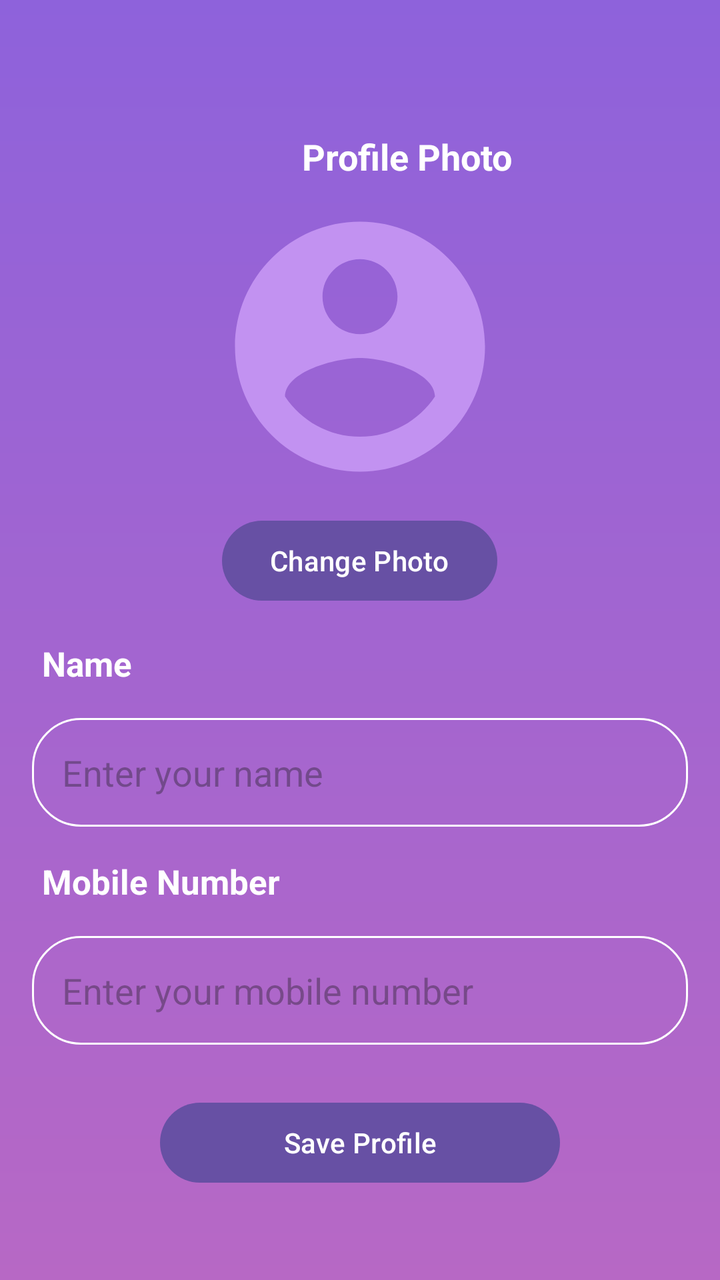
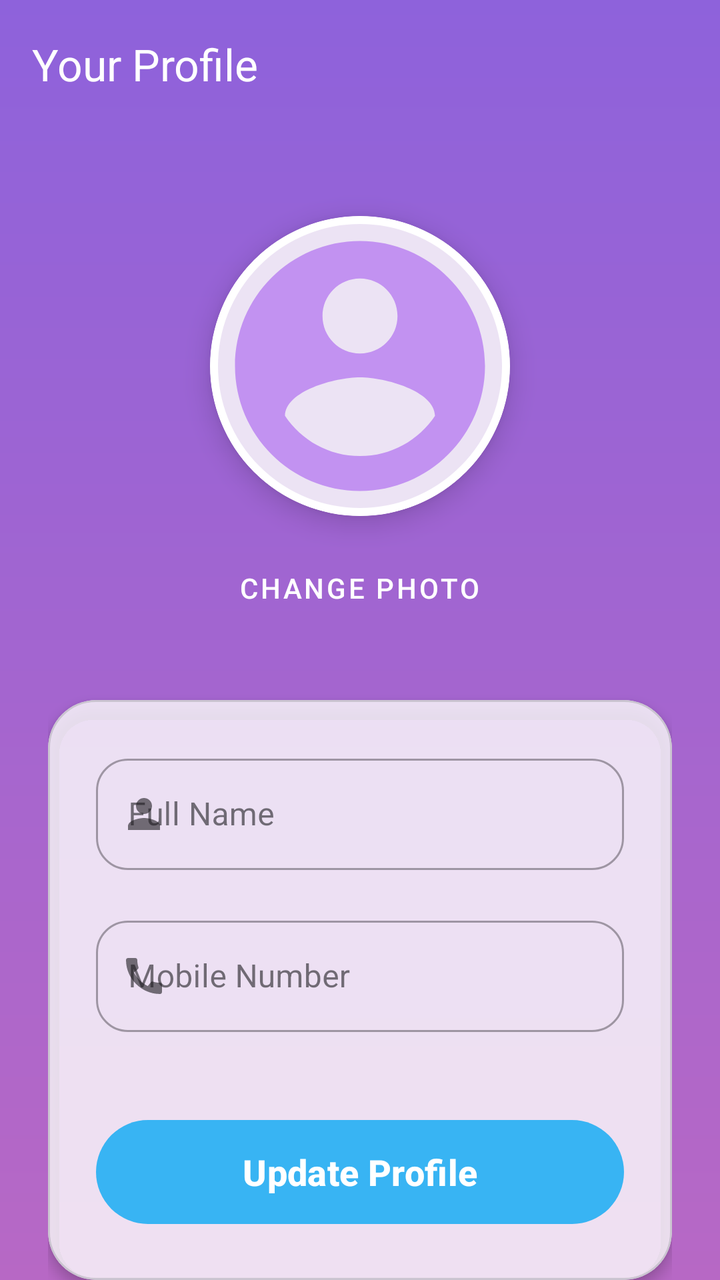

Screens rendered from an Android XML layout before and after an edit, with the pre-edit source and the edit as a unified diff.
<!-- AndroidManifest.xml: application theme Theme.EmpowHer -->
<!-- res/layout/activity_profile.xml -->
<?xml version="1.0" encoding="utf-8"?>
<ScrollView
    xmlns:android="http://schemas.android.com/apk/res/android"
    android:layout_width="match_parent"
    android:background="@drawable/bg"

    android:layout_height="match_parent"
    >

    <LinearLayout
        android:layout_width="match_parent"
        android:layout_height="wrap_content"
        android:orientation="vertical"
        android:padding="16dp"
        android:layout_marginTop="50dp"
   >

        
        <TextView
            android:layout_width="wrap_content"
            android:layout_height="wrap_content"
            android:layout_marginLeft="135dp"
            android:text="Profile Photo"
            android:textStyle="bold"
            android:textSize="18sp"
            android:textColor="@color/white"
            android:layout_marginBottom="8dp" />

        <ImageView
            android:id="@+id/img_profile_photo"
            android:layout_width="150dp"
            android:layout_height="150dp"
            android:layout_gravity="center_horizontal"
            android:src="@drawable/profile_icon"

             />

        <Button
            android:id="@+id/btn_change_photo"
            android:layout_width="wrap_content"
            android:layout_height="wrap_content"
            android:text="Change Photo"
            android:layout_gravity="center_horizontal"
            android:layout_marginTop="8dp" />

        
        <TextView
            android:layout_width="wrap_content"
            android:layout_height="wrap_content"
            android:text="Name"
            android:textSize="17dp"
            android:textColor="@color/white"
            android:textStyle="bold"
            android:layout_marginTop="16dp"
            android:layout_marginBottom="16dp"
            android:layout_marginLeft="5dp"/>

        <EditText
            android:id="@+id/et_name"
            android:layout_width="match_parent"
            android:layout_height="wrap_content"
            android:hint="Enter your name"
            android:inputType="textPersonName"
            android:background="@drawable/rounded_corner"
            android:padding="15dp" />

        <TextView
            android:layout_width="wrap_content"
            android:layout_height="wrap_content"
            android:text="Mobile Number"
            android:textStyle="bold"
            android:textSize="17dp"
            android:textColor="@color/white"
            android:layout_marginTop="16dp"
            android:layout_marginBottom="16dp"
            android:layout_marginLeft="5dp"/>

        <EditText
            android:id="@+id/et_mobile_number"
            android:layout_width="match_parent"
            android:layout_height="wrap_content"
            android:background="@drawable/rounded_corner"
            android:hint="Enter your mobile number"
            android:inputType="phone"
            android:padding="15dp" />

        <Button
            android:id="@+id/btn_save_profile"
            android:layout_width="200dp"
            android:layout_height="wrap_content"
            android:text="Save Profile"
            android:layout_gravity="center_horizontal"
            android:layout_marginTop="25dp" />
    </LinearLayout>
</ScrollView>
<!-- resources referenced by this layout -->
<resources>
  <color name="white">#FFFFFF</color>
  <!-- drawable bg (drawable) -->
  <?xml version="1.0" encoding="utf-8"?>
  <shape xmlns:android="http://schemas.android.com/apk/res/android">
      <gradient android:type="linear" android:angle="100"
          android:startColor="#8E62DB" android:endColor="#B768C5" />
  
  </shape>
  <!-- drawable profile_icon (drawable) -->
  <vector android:height="24dp" android:tint="#C292F1"
      android:viewportHeight="24" android:viewportWidth="24"
      android:width="24dp" xmlns:android="http://schemas.android.com/apk/res/android">
      <path android:fillColor="@android:color/white" android:pathData="M12,2C6.48,2 2,6.48 2,12s4.48,10 10,10 10,-4.48 10,-10S17.52,2 12,2zM12,5c1.66,0 3,1.34 3,3s-1.34,3 -3,3 -3,-1.34 -3,-3 1.34,-3 3,-3zM12,19.2c-2.5,0 -4.71,-1.28 -6,-3.22 0.03,-1.99 4,-3.08 6,-3.08 1.99,0 5.97,1.09 6,3.08 -1.29,1.94 -3.5,3.22 -6,3.22z"/>
  </vector>
  <!-- drawable rounded_corner (drawable) -->
  <?xml version="1.0" encoding="utf-8"?>
  <shape xmlns:android="http://schemas.android.com/apk/res/android"
      android:shape="rectangle">
      <corners android:radius="24dp"/>
      <stroke android:width="1dip" android:color="@color/white"/>
  
  </shape>
  <style name="Theme.EmpowHer" parent="Base.Theme.EmpowHer" />
  <style name="Base.Theme.EmpowHer" parent="Theme.Material3.DayNight.NoActionBar">
          
          
      </style>
</resources>

<!-- the commit's change to res/layout/activity_profile.xml (unified diff, before → after) -->
@@ -1,95 +1,128 @@
 <?xml version="1.0" encoding="utf-8"?>
-<ScrollView
-    xmlns:android="http://schemas.android.com/apk/res/android"
+<androidx.coordinatorlayout.widget.CoordinatorLayout xmlns:android="http://schemas.android.com/apk/res/android"
+    xmlns:app="http://schemas.android.com/apk/res-auto"
     android:layout_width="match_parent"
-    android:background="@drawable/bg"
+    android:layout_height="match_parent"
+    android:background="@drawable/bg">
 
-    android:layout_height="match_parent"
-    >
-
-    <LinearLayout
+    <com.google.android.material.appbar.AppBarLayout
         android:layout_width="match_parent"
         android:layout_height="wrap_content"
-        android:orientation="vertical"
-        android:padding="16dp"
-        android:layout_marginTop="50dp"
-   >
+        android:background="@android:color/transparent"
+        app:elevation="0dp">
 
-        
-        <TextView
-            android:layout_width="wrap_content"
-            android:layout_height="wrap_content"
-            android:layout_marginLeft="135dp"
-            android:text="Profile Photo"
-            android:textStyle="bold"
-            android:textSize="18sp"
-            android:textColor="@color/white"
-            android:layout_marginBottom="8dp" />
+        <androidx.appcompat.widget.Toolbar
+            android:layout_width="match_parent"
+            android:layout_height="?attr/actionBarSize"
+            app:title="Your Profile"
+            app:titleTextColor="@color/white" />
+    </com.google.android.material.appbar.AppBarLayout>
 
-        <ImageView
-            android:id="@+id/img_profile_photo"
-            android:layout_width="150dp"
-            android:layout_height="150dp"
-            android:layout_gravity="center_horizontal"
-            android:src="@drawable/profile_icon"
+    <androidx.core.widget.NestedScrollView
+        android:layout_width="match_parent"
+        android:layout_height="match_parent"
+        app:layout_behavior="@string/appbar_scrolling_view_behavior">
 
-             />
-
-        <Button
-            android:id="@+id/btn_change_photo"
-            android:layout_width="wrap_content"
-            android:layout_height="wrap_content"
-            android:text="Change Photo"
-            android:layout_gravity="center_horizontal"
-            android:layout_marginTop="8dp" />
-
-        
-        <TextView
-            android:layout_width="wrap_content"
-            android:layout_height="wrap_content"
-            android:text="Name"
-            android:textSize="17dp"
-            android:textColor="@color/white"
-            android:textStyle="bold"
-            android:layout_marginTop="16dp"
-            android:layout_marginBottom="16dp"
-            android:layout_marginLeft="5dp"/>
-
-        <EditText
-            android:id="@+id/et_name"
+        <LinearLayout
             android:layout_width="match_parent"
             android:layout_height="wrap_content"
-            android:hint="Enter your name"
-            android:inputType="textPersonName"
-            android:background="@drawable/rounded_corner"
-            android:padding="15dp" />
+            android:gravity="center_horizontal"
+            android:orientation="vertical"
+            android:padding="24dp">
 
-        <TextView
-            android:layout_width="wrap_content"
-            android:layout_height="wrap_content"
-            android:text="Mobile Number"
-            android:textStyle="bold"
-            android:textSize="17dp"
-            android:textColor="@color/white"
-            android:layout_marginTop="16dp"
-            android:layout_marginBottom="16dp"
-            android:layout_marginLeft="5dp"/>
+            <com.google.android.material.card.MaterialCardView
+                android:layout_width="150dp"
+                android:layout_height="150dp"
+                app:cardCornerRadius="75dp"
+                app:cardElevation="8dp"
+                android:layout_marginTop="20dp"
+                app:strokeWidth="4dp"
+                app:strokeColor="@color/white">
 
-        <EditText
-            android:id="@+id/et_mobile_number"
-            android:layout_width="match_parent"
-            android:layout_height="wrap_content"
-            android:background="@drawable/rounded_corner"
-            android:hint="Enter your mobile number"
-            android:inputType="phone"
-            android:padding="15dp" />
+                <ImageView
+                    android:id="@+id/img_profile_photo"
+                    android:layout_width="match_parent"
+                    android:layout_height="match_parent"
+                    android:scaleType="centerCrop"
+                    android:src="@drawable/profile_icon" />
+            </com.google.android.material.card.MaterialCardView>
 
-        <Button
-            android:id="@+id/btn_save_profile"
-            android:layout_width="200dp"
-            android:layout_height="wrap_content"
-            android:text="Save Profile"
-            android:layout_gravity="center_horizontal"
-            android:layout_marginTop="25dp" />
-    </LinearLayout>
-</ScrollView>
+            <com.google.android.material.button.MaterialButton
+                android:id="@+id/btn_change_photo"
+                style="@style/Widget.MaterialComponents.Button.TextButton"
+                android:layout_width="wrap_content"
+                android:layout_height="wrap_content"
+                android:layout_marginTop="12dp"
+                android:text="Change Photo"
+                android:textColor="@color/white" />
+
+            <com.google.android.material.card.MaterialCardView
+                android:layout_width="match_parent"
+                android:layout_height="wrap_content"
+                android:layout_marginTop="32dp"
+                app:cardBackgroundColor="#CCFFFFFF"
+                app:cardCornerRadius="24dp"
+                app:cardElevation="4dp">
+
+                <LinearLayout
+                    android:layout_width="match_parent"
+                    android:layout_height="wrap_content"
+                    android:orientation="vertical"
+                    android:padding="24dp">
+
+                    <com.google.android.material.textfield.TextInputLayout
+                        style="@style/Widget.MaterialComponents.TextInputLayout.OutlinedBox"
+                        android:layout_width="match_parent"
+                        android:layout_height="wrap_content"
+                        android:hint="Full Name"
+                        app:startIconDrawable="@drawable/user"
+                        app:boxCornerRadiusTopStart="16dp"
+                        app:boxCornerRadiusTopEnd="16dp"
+                        app:boxCornerRadiusBottomStart="16dp"
+                        app:boxCornerRadiusBottomEnd="16dp">
+
+                        <com.google.android.material.textfield.TextInputEditText
+                            android:id="@+id/et_name"
+                            android:layout_width="match_parent"
+                            android:layout_height="wrap_content"
+                            android:inputType="textPersonName" />
+                    </com.google.android.material.textfield.TextInputLayout>
+
+                    <com.google.android.material.textfield.TextInputLayout
+                        style="@style/Widget.MaterialComponents.TextInputLayout.OutlinedBox"
+                        android:layout_width="match_parent"
+                        android:layout_height="wrap_content"
+                        android:layout_marginTop="20dp"
+                        android:hint="Mobile Number"
+                        app:startIconDrawable="@drawable/baseline_call_24"
+                        app:boxCornerRadiusTopStart="16dp"
+                        app:boxCornerRadiusTopEnd="16dp"
+                        app:boxCornerRadiusBottomStart="16dp"
+                        app:boxCornerRadiusBottomEnd="16dp">
+
+                        <com.google.android.material.textfield.TextInputEditText
+                            android:id="@+id/et_mobile_number"
+                            android:layout_width="match_parent"
+                            android:layout_height="wrap_content"
+                            android:inputType="phone" />
+                    </com.google.android.material.textfield.TextInputLayout>
+
+                    <com.google.android.material.button.MaterialButton
+                        android:id="@+id/btn_save_profile"
+                        android:layout_width="match_parent"
+                        android:layout_height="60dp"
+                        android:layout_marginTop="40dp"
+                        android:text="Update Profile"
+                        android:textAllCaps="false"
+                        android:textSize="18sp"
+                        android:textStyle="bold"
+                        app:cornerRadius="30dp"
+                        app:backgroundTint="#38b4F3" />
+
+                </LinearLayout>
+            </com.google.android.material.card.MaterialCardView>
+
+        </LinearLayout>
+    </androidx.core.widget.NestedScrollView>
+
+</androidx.coordinatorlayout.widget.CoordinatorLayout>
<!-- resource entries referenced after the edit -->
@@ -1,6 +1,12 @@
 <!-- resources referenced by this layout -->
 <resources>
   <color name="white">#FFFFFF</color>
+  <!-- drawable baseline_call_24 (drawable) -->
+  <vector android:height="24dp" android:tint="#000000"
+      android:viewportHeight="24" android:viewportWidth="24"
+      android:width="24dp" xmlns:android="http://schemas.android.com/apk/res/android">
+      <path android:fillColor="@android:color/white" android:pathData="M20.01,15.38c-1.23,0 -2.42,-0.2 -3.53,-0.56 -0.35,-0.12 -0.74,-0.03 -1.01,0.24l-1.57,1.97c-2.83,-1.35 -5.48,-3.9 -6.89,-6.83l1.95,-1.66c0.27,-0.28 0.35,-0.67 0.24,-1.02 -0.37,-1.11 -0.56,-2.3 -0.56,-3.53 0,-0.54 -0.45,-0.99 -0.99,-0.99H4.19C3.65,3 3,3.24 3,3.99 3,13.28 10.73,21 20.01,21c0.71,0 0.99,-0.63 0.99,-1.18v-3.45c0,-0.54 -0.45,-0.99 -0.99,-0.99z"/>
+  </vector>
   <!-- drawable bg (drawable) -->
   <?xml version="1.0" encoding="utf-8"?>
   <shape xmlns:android="http://schemas.android.com/apk/res/android">
@@ -14,14 +20,12 @@
       android:width="24dp" xmlns:android="http://schemas.android.com/apk/res/android">
       <path android:fillColor="@android:color/white" android:pathData="M12,2C6.48,2 2,6.48 2,12s4.48,10 10,10 10,-4.48 10,-10S17.52,2 12,2zM12,5c1.66,0 3,1.34 3,3s-1.34,3 -3,3 -3,-1.34 -3,-3 1.34,-3 3,-3zM12,19.2c-2.5,0 -4.71,-1.28 -6,-3.22 0.03,-1.99 4,-3.08 6,-3.08 1.99,0 5.97,1.09 6,3.08 -1.29,1.94 -3.5,3.22 -6,3.22z"/>
   </vector>
-  <!-- drawable rounded_corner (drawable) -->
-  <?xml version="1.0" encoding="utf-8"?>
-  <shape xmlns:android="http://schemas.android.com/apk/res/android"
-      android:shape="rectangle">
-      <corners android:radius="24dp"/>
-      <stroke android:width="1dip" android:color="@color/white"/>
-  
-  </shape>
+  <!-- drawable user (drawable) -->
+  <vector android:height="24dp" android:tint="#000000"
+      android:viewportHeight="24" android:viewportWidth="24"
+      android:width="24dp" xmlns:android="http://schemas.android.com/apk/res/android">
+      <path android:fillColor="@android:color/white" android:pathData="M12,12c2.21,0 4,-1.79 4,-4s-1.79,-4 -4,-4 -4,1.79 -4,4 1.79,4 4,4zM12,14c-2.67,0 -8,1.34 -8,4v2h16v-2c0,-2.66 -5.33,-4 -8,-4z"/>
+  </vector>
   <style name="Theme.EmpowHer" parent="Base.Theme.EmpowHer" />
   <style name="Base.Theme.EmpowHer" parent="Theme.Material3.DayNight.NoActionBar">
           
